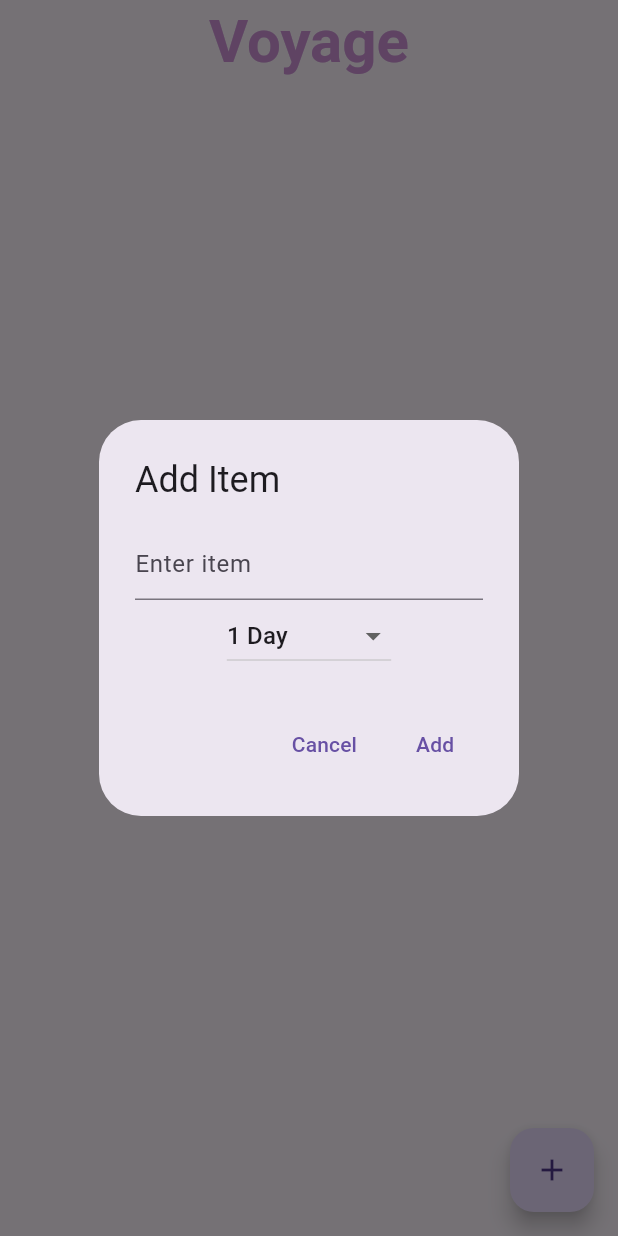
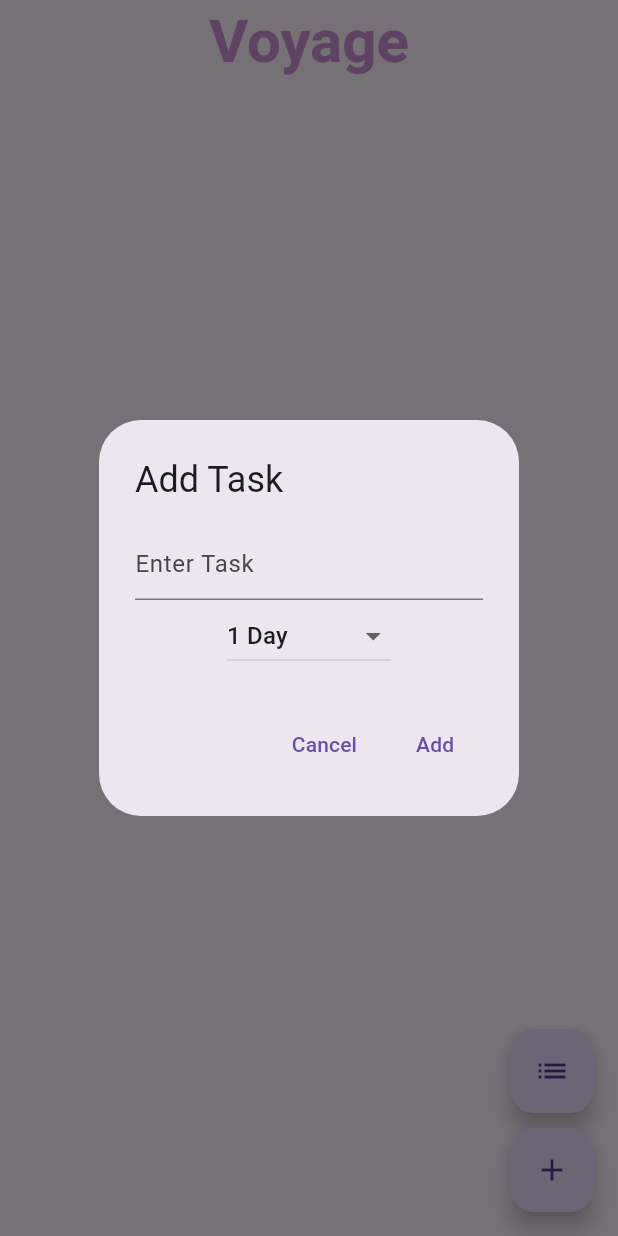
Before and after one commit to Resolution-Tracker/ResolutionTracker, a Flutter app: the screen it shows after launch, after a tap on the "add" icon, on a phone screen of 412 x 824 dp. Run offline on Flutter 3.47's test engine with Material 3 defaults, Android fonts, the phone set to English and light mode, and no system bars; our stand-ins replace shared_preferences.

Commit message:
add view all tasks page

```diff
--- a/lib/main.dart
+++ b/lib/main.dart
@@ -1,6 +1,7 @@
 import 'package:flutter/material.dart';
-import 'details_page.dart'; // Import the new page
-import 'timer_item.dart'; // Import the TimerItem model
+import 'task_page.dart'; // Import the new page
+import 'task_item.dart'; // Import the TaskItem model
+import 'view_all_tasks_page.dart'; // Import the new view all tasks page
 import 'package:shared_preferences/shared_preferences.dart';
 import 'dart:convert';
 
@@ -9,6 +10,7 @@ void main() {
 }
 
 class MyApp extends StatelessWidget {
+  //widget to build the HomePage
   const MyApp({super.key});
 
   @override
@@ -26,47 +28,51 @@ class HomePage extends StatefulWidget {
   _HomePageState createState() => _HomePageState();
 }
 
+
+//this state is responsible for the HomePage of the App
 class _HomePageState extends State<HomePage> {
-  List<TimerItem> items = [];
+  List<TaskItem> tasks = []; //this is the list of tasks displayed on the home page
+
 
   @override
   void initState() {
     super.initState();
-    loadItems();
+    loadTasks();
   }
 
-  void addItem(String title, Duration duration) {
+  void addTask(String title, Duration duration) { //function to create a new task
     setState(() {
-      items.add(TimerItem(title: title, duration: duration));
-      saveItems();
+      tasks.add(TaskItem(title: title, duration: duration));
+      saveTasks();
     });
   }
 
-  void loadItems() async {
+  void loadTasks() async { //loads all of the tasks from a json file stored locally
     SharedPreferences prefs = await SharedPreferences.getInstance();
-    String? itemsJson = prefs.getString('items');
-    if (itemsJson != null) {
-      List<dynamic> itemsList = jsonDecode(itemsJson);
+    String? tasksJson = prefs.getString('tasks');
+    if (tasksJson != null) {
+      List<dynamic> tasksList = jsonDecode(tasksJson);
       setState(() {
-        items = itemsList.map((item) => TimerItem.fromMap(item)).toList();
+        tasks = tasksList.map((task) => TaskItem.fromMap(task)).toList();
       });
     }
   }
 
-  void saveItems() async {
+  void saveTasks() async { //converts the list of tasks to a json file
     SharedPreferences prefs = await SharedPreferences.getInstance();
-    String itemsJson = jsonEncode(items.map((item) => item.toMap()).toList());
-    await prefs.setString('items', itemsJson);
+    String tasksJson = jsonEncode(tasks.map((task) => task.toMap()).toList());
+    await prefs.setString('tasks', tasksJson);
   }
 
-  void removeItem(int index) {
+  void removeTask(int index) { //removes task from list
     setState(() {
-      items.removeAt(index);
-      saveItems();
+      tasks.removeAt(index);
+      saveTasks();
     });
   }
 
-  void _showAddItemDialog() {
+  void _showAddTaskDialog() { //this is called when the user presses the '+' button to add a new task
+                              //it prompts the user to enter all of the pertinent info
     TextEditingController textFieldController = TextEditingController();
     String errorText = '';
     Duration selectedDuration = const Duration(hours: 24); // Default to one day
@@ -77,13 +83,13 @@ class _HomePageState extends State<HomePage> {
         return StatefulBuilder(
           builder: (context, setState) {
             return AlertDialog(
-              title: const Text('Add Item'),
+              title: const Text('Add Task'),
               content: Column(
                 mainAxisSize: MainAxisSize.min,
                 children: [
                   TextField(
                     controller: textFieldController,
-                    decoration: const InputDecoration(hintText: "Enter item"),
+                    decoration: const InputDecoration(hintText: "Enter Task"),
                   ),
                   DropdownButton<Duration>(
                     value: selectedDuration,
@@ -106,7 +112,7 @@ class _HomePageState extends State<HomePage> {
                                 ? '1 Day'
                                 : value.inSeconds == 10
                                     ? '10 Seconds'
-                                    : '1 Wekk'),
+                                    : '1 Week'),
                       );
                     }).toList(),
                   ),
@@ -127,13 +133,13 @@ class _HomePageState extends State<HomePage> {
                 TextButton(
                   child: const Text('Add'),
                   onPressed: () {
-                    String newItem = textFieldController.text.trim();
-                    if (newItem.isEmpty) {
+                    String newTask = textFieldController.text.trim();
+                    if (newTask.isEmpty) {
                       setState(() {
-                        errorText = 'Item cannot be blank';
+                        errorText = 'Task cannot be blank';
                       });
                     } else {
-                      addItem(newItem, selectedDuration);
+                      addTask(newTask, selectedDuration);
                       textFieldController.clear();
                       Navigator.of(context).pop();
                     }
@@ -147,8 +153,19 @@ class _HomePageState extends State<HomePage> {
     );
   }
 
+  void _viewAllTasks() {
+    //when the user presses the view all tasks button, this is called which redirects them to the ViewAllTasksPage
+    Navigator.push(
+      context,
+      MaterialPageRoute(
+        builder: (context) => ViewAllTasksPage(tasks: tasks),
+      ),
+    );
+  }
+
   @override
   Widget build(BuildContext context) {
+    //builds the HomePage
     return Scaffold(
       appBar: AppBar(
         title: const Text('Voyage'),
@@ -159,16 +176,16 @@ class _HomePageState extends State<HomePage> {
       ),
       body: ListView.builder(
         padding: const EdgeInsets.all(5),
-        itemCount: items.length,
+        itemCount: tasks.length,
         itemBuilder: (context, index) {
           return Padding(
             padding: const EdgeInsets.symmetric(
                 vertical: 2.0), // Add vertical padding here
             child: Dismissible(
-              key: Key(items[index].title),
+              key: Key(tasks[index].title),
               direction: DismissDirection.endToStart,
               onDismissed: (direction) {
-                removeItem(index);
+                removeTask(index);
               },
               background: Container(
                 color: Colors.red,
@@ -181,7 +198,7 @@ class _HomePageState extends State<HomePage> {
                 ),
               ),
               child: ListTile(
-                title: Text(items[index].title),
+                title: Text(tasks[index].title),
                 tileColor: index % 2 == 0
                     ? Colors.blue[50]
                     : Colors.green[50], // Change this to any color you want
@@ -189,10 +206,10 @@ class _HomePageState extends State<HomePage> {
                   Navigator.push(
                     context,
                     MaterialPageRoute(
-                      builder: (context) => DetailsPage(item: items[index]),
+                      builder: (context) => DetailsPage(task: tasks[index]),
                     ),
                   ).then((_) {
-                    saveItems();
+                    saveTasks();
                   });
                 },
               ),
@@ -200,10 +217,21 @@ class _HomePageState extends State<HomePage> {
           );
         },
       ),
-      floatingActionButton: FloatingActionButton(
-        onPressed: _showAddItemDialog,
-        tooltip: 'Add Item',
-        child: const Icon(Icons.add),
+      floatingActionButton: Column(
+        mainAxisAlignment: MainAxisAlignment.end,
+        children: [
+          FloatingActionButton(
+            onPressed: _viewAllTasks,
+            tooltip: 'View All Tasks',
+            child: const Icon(Icons.list),
+          ),
+          const SizedBox(height: 10),
+          FloatingActionButton(
+            onPressed: _showAddTaskDialog,
+            tooltip: 'Add Task',
+            child: const Icon(Icons.add),
+          ),
+        ],
       ),
     );
   }
--- a/lib/timer_item.dart
+++ b/lib/task_item.dart
@@ -1,4 +1,11 @@
-class TimerItem {
+/*
+The core object of our app
+duration is what the user selects for the timer ex 1 day or 1 week
+streak colors is still kinda a WIP, should update in size as the task gets older or has existed for longer
+currently just always 49 units long
+*/
+
+class TaskItem {
   String title;
   Duration duration;
   DateTime? endTime;
@@ -12,25 +19,27 @@ class TimerItem {
   -2, -2, -2, -2, -2, -2, -2, -2, -2, -2,
   -2, -2, -2, -2, -2, -2, -2, -2, -2, -2,
   -2, -2, -2, -2, -2, -2, -2, -2, -2, ];
+  int bestStreak;
 
 
 
 
-  TimerItem({
+  TaskItem({
     required this.title,
     this.duration = const Duration(hours: 24),
     this.countdownTimer = const Duration(hours: 24),
     this.endTime,
     this.lastResetDate,
     this.streak = 0,
+    this.bestStreak = 0,
     Set<DateTime>? resetDates,
   }) : resetDates = resetDates ?? {};
 
 
 
-
-  factory TimerItem.fromMap(Map<String, dynamic> map) {
-    return TimerItem(
+//the following two function convert the tasks to and from a map to make saving to json easier
+  factory TaskItem.fromMap(Map<String, dynamic> map) {
+    return TaskItem(
       title: map['title'],
       duration: Duration(seconds: map['duration']),
       countdownTimer: Duration(seconds: map['duration']),
@@ -40,9 +49,6 @@ class TimerItem {
       resetDates: (map['resetDates'] as List).map((date) => DateTime.parse(date)).toSet(),
     );
   }
-
-
-
 
   Map<String, dynamic> toMap() {
     return {
--- a/lib/details_page.dart
+++ b/lib/task_page.dart
@@ -2,117 +2,149 @@ import 'dart:async';
 import 'dart:convert';
 import 'package:flutter/material.dart';
 import 'package:shared_preferences/shared_preferences.dart';
-import 'timer_item.dart';
+import 'task_item.dart';
+
+/*
+This page is responsible for displaying info on an individual task
+Page layout is as follows:
+AppBar display back arrow, Title, best streak, current streak
+Main body display grid, check-in button, finish button
+need to make it more clear the difference between the two.
+
+this page also handles the timer which should change in the future.
+*/
 
 class DetailsPage extends StatefulWidget {
-  final TimerItem item;
+  final TaskItem task;
 
-  const DetailsPage({super.key, required this.item});
+  const DetailsPage({super.key, required this.task});
 
   @override
   _DetailsPageState createState() => _DetailsPageState();
 }
 
 class _DetailsPageState extends State<DetailsPage> {
-  late Timer _timer;
+  Timer? _timer;
   bool hasCheckedIn = false;
-  TimerItem get item => widget.item;
+  bool isFinished = false;
+  TaskItem get task => widget.task;
 
   @override
   void initState() {
     super.initState();
-    loadItem();
+    loadTask();
   }
 
-  void loadItem() async {
+  void loadTask() async {
     SharedPreferences prefs = await SharedPreferences.getInstance();
-    String? itemsJson = prefs.getString('items');
-    if (itemsJson != null) {
-      List<dynamic> itemsList = jsonDecode(itemsJson);
-      List<TimerItem> items =
-          itemsList.map((item) => TimerItem.fromMap(item)).toList();
-      int index = items.indexWhere((i) => i.title == item.title);
+    String? tasksJson = prefs.getString('tasks');
+    bool? finishedState = prefs.getBool('isFinished_${task.title}');
+    if (finishedState != null) {
+      isFinished = finishedState;
+    }
+    if (tasksJson != null) {
+      List<dynamic> tasksList = jsonDecode(tasksJson);
+      List<TaskItem> tasks =
+          tasksList.map((task) => TaskItem.fromMap(task)).toList();
+      int index = tasks.indexWhere((i) => i.title == task.title);
       if (index != -1) {
         setState(() {
-          widget.item.streak = items[index].streak;
-          widget.item.endTime = items[index].endTime;
+          widget.task.streak = tasks[index].streak;
+          widget.task.endTime = tasks[index].endTime;
         });
-        if (widget.item.endTime != null) {
+        if (widget.task.endTime != null && !isFinished) {
           startTimer();
+        } else if (!isFinished) {
+          setEndTimeAndStartTimer();
         }
+      } else if (!isFinished) {
+        setEndTimeAndStartTimer();
       }
+    } else if (!isFinished) {
+      setEndTimeAndStartTimer();
     }
   }
 
+  void setEndTimeAndStartTimer() {
+    setState(() {
+      task.endTime = DateTime.now().add(task.duration);
+    });
+    startTimer();
+  }
+
   void startTimer() {
-    Duration remaining = item.endTime!.difference(DateTime.now());
-    if (remaining.inSeconds <= 0) {
-      setState(() {
-        item.streakColors = updateGridFailed(item.streakColors, item.streak);
-        item.streak = 0;
-        hasCheckedIn = false;
-        item.endTime = DateTime.now().add(item.duration);
-        remaining = item.duration;
-      });
-    }
-
+    _timer?.cancel(); // Cancel any existing timer before starting a new one
     _timer = Timer.periodic(const Duration(seconds: 1), (timer) {
       setState(() {
-        Duration remaining = item.endTime!.difference(DateTime.now());
+        Duration remaining = task.endTime!.difference(DateTime.now());
         if (remaining.inSeconds > 0) {
-          item.countdownTimer = remaining;
+          task.countdownTimer = remaining;
         } else {
+          task.countdownTimer = Duration.zero;
           if (!hasCheckedIn) {
             setState(() {
-              item.streakColors =
-                  updateGridFailed(item.streakColors, item.streak);
-              item.streak = 0;
+              task.streakColors =
+                  updateGridFailed(task.streakColors, task.streak);
+              task.streak = 0;
             });
           }
-          saveItem();
-          startTimer(); // Restart the timer
+          saveTask();
+          setEndTimeAndStartTimer(); // Restart the timer
           hasCheckedIn = false;
         }
       });
     });
   }
 
-  void saveItem() async {
+  void saveTask() async {
     SharedPreferences prefs = await SharedPreferences.getInstance();
-    String? itemsJson = prefs.getString('items');
-    List<TimerItem> items = [];
-    if (itemsJson != null) {
-      List<dynamic> itemsList = jsonDecode(itemsJson);
-      items = itemsList.map((item) => TimerItem.fromMap(item)).toList();
+    String? tasksJson = prefs.getString('tasks');
+    List<TaskItem> tasks = [];
+    if (tasksJson != null) {
+      List<dynamic> tasksList = jsonDecode(tasksJson);
+      tasks = tasksList.map((task) => TaskItem.fromMap(task)).toList();
     }
-    int index = items.indexWhere((i) => i.title == item.title);
+    int index = tasks.indexWhere((i) => i.title == task.title);
     if (index != -1) {
-      items[index] = item;
+      tasks[index] = task;
     } else {
-      items.add(item);
+      tasks.add(task);
     }
     await prefs.setString(
-        'items', jsonEncode(items.map((item) => item.toMap()).toList()));
+        'tasks', jsonEncode(tasks.map((task) => task.toMap()).toList()));
+    await prefs.setBool('isFinished_${task.title}', isFinished);
   }
 
   void checkIn() {
-    if (!hasCheckedIn) {
+    if (!hasCheckedIn && !isFinished) {
       setState(() {
         hasCheckedIn = true;
-        item.streak += 1;
-        item.streakColors = updateGridCheckIn(item.streakColors);
+        task.streak += 1;
+        if (task.bestStreak < task.streak) {
+          task.bestStreak = task.streak;
+        }
+        task.streakColors = updateGridCheckIn(task.streakColors);
       });
-      saveItem();
+      saveTask();
     } else {
       ScaffoldMessenger.of(context).showSnackBar(
-        const SnackBar(content: Text('Already checked in for this interval')),
+        const SnackBar(content: Text('Already checked in for this interval or the timer is finished')),
       );
     }
   }
 
+  void finishTimer() {
+    _timer?.cancel();
+    setState(() {
+      isFinished = true;
+      task.countdownTimer = Duration.zero;
+    });
+    saveTask();
+  }
+
   @override
   void dispose() {
-    _timer.cancel();
+    _timer?.cancel();
     super.dispose();
   }
 
@@ -165,9 +197,9 @@ class _DetailsPageState extends State<DetailsPage> {
   @override
   Widget build(BuildContext context) {
     String twoDigits(int n) => n.toString().padLeft(2, '0');
-    final hours = twoDigits(item.countdownTimer.inHours);
-    final minutes = twoDigits(item.countdownTimer.inMinutes.remainder(60));
-    final seconds = twoDigits(item.countdownTimer.inSeconds.remainder(60));
+    final hours = twoDigits(task.countdownTimer.inHours);
+    final minutes = twoDigits(task.countdownTimer.inMinutes.remainder(60));
+    final seconds = twoDigits(task.countdownTimer.inSeconds.remainder(60));
 
     return Scaffold(
       appBar: AppBar(
@@ -175,8 +207,9 @@ class _DetailsPageState extends State<DetailsPage> {
         backgroundColor: Colors.grey,
         title: Row(
           children: [
-            Expanded(child: Text(item.title)),
-            Text('${item.streak} 🔥'),
+            Expanded(child: Text(task.title)),
+            Text('${task.bestStreak}🏆'),
+            Text('${task.streak} 🔥'),
           ],
         ),
         leading: IconButton(
@@ -203,16 +236,16 @@ class _DetailsPageState extends State<DetailsPage> {
                   crossAxisSpacing: 10, // Horizontal spacing
                   mainAxisSpacing: 10, // Vertical spacing
                 ),
-                itemCount: item.streakColors.length,
+                itemCount: task.streakColors.length,
                 itemBuilder: (context, index) {
                   return Container(
                     decoration: BoxDecoration(
-                      color: pickColor(item.streakColors[index])[200],
+                      color: pickColor(task.streakColors[index])[200],
                       borderRadius:
                           BorderRadius.circular(10), // Rounded corners
                       border: Border.all(
                         width: 2,
-                        color: pickColor(item.streakColors[index]),
+                        color: pickColor(task.streakColors[index]),
                       ),
                     ),
                   );
@@ -220,11 +253,11 @@ class _DetailsPageState extends State<DetailsPage> {
               ),
             ),
             const SizedBox(height: 10),
-            Container(
+            SizedBox(
               height: 80,
               width: 200,
               child: ElevatedButton(
-                onPressed: checkIn,
+                onPressed: isFinished ? null : checkIn,
                 child: const Text(
                   'Check In',
                   style: TextStyle(
@@ -234,7 +267,22 @@ class _DetailsPageState extends State<DetailsPage> {
                 ),
               ),
             ),
-            const SizedBox(height: 170),
+            const SizedBox(height: 20),
+            SizedBox(
+              height: 80,
+              width: 200,
+              child: ElevatedButton(
+                onPressed: finishTimer,
+                child: const Text(
+                  'Finish',
+                  style: TextStyle(
+                    fontSize: 33.0,
+                    fontWeight: FontWeight.bold,
+                  ),
+                ),
+              ),
+            ),
+            const SizedBox(height: 150),
           ],
         ),
       ),
```
Also changed, not shown: lib/view_all_tasks_page.dart (added, +89 -0 lines), 5 other files.
